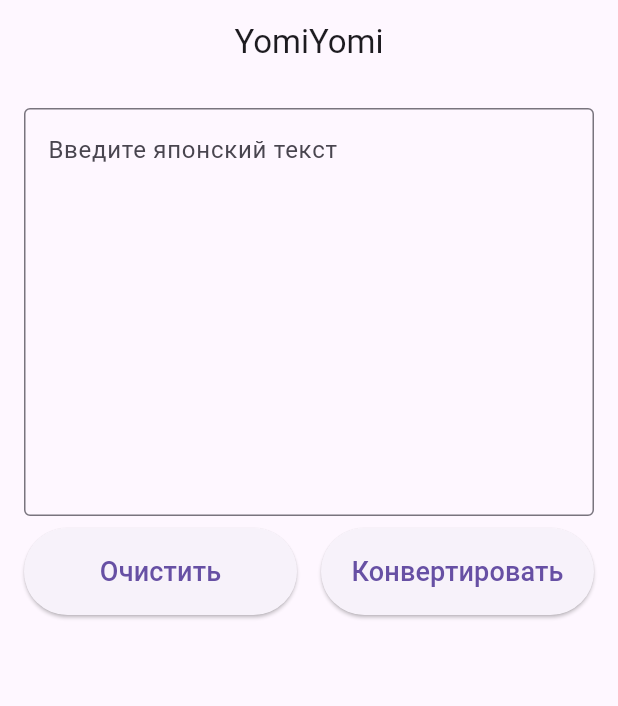
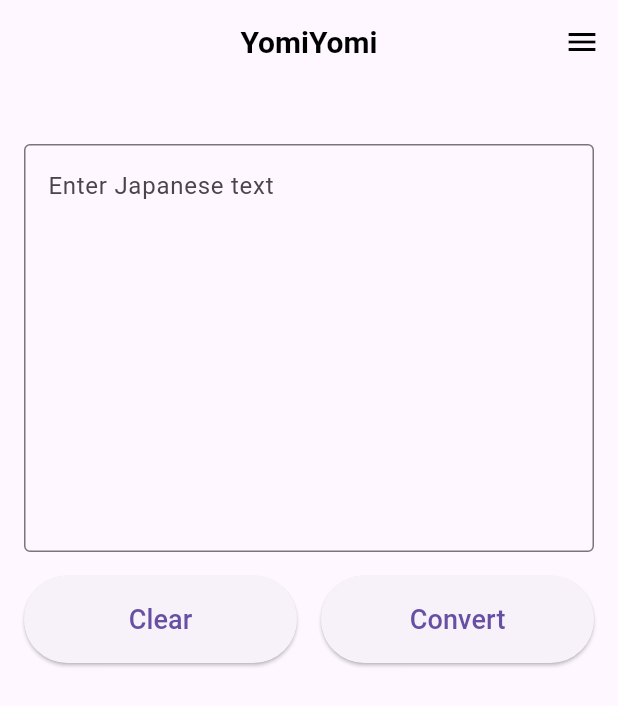
Before and after one commit to BogSergienko/YomiYomi, a Flutter app: the screen it shows after launch, on a phone screen of 412 x 824 dp. Shown: the top 706 px of the screen. Run offline on Flutter 3.47's test engine with Material 3 defaults, Android fonts, the phone set to English and light mode, and no system bars; our stand-ins replace permission_handler, shared_preferences, sqflite; missing offline and left inert: flutter_inappwebview; accounts and stored records are empty.

Commit message:
Add settings menu with language selection and translation toggles, localize SettingsSheet, lock dark theme, and fix HomeScreen UI

```diff
--- /dev/null
+++ b/lib/l10n/translations.dart
@@ -0,0 +1,44 @@
+class Translations {
+  static const Map<String, Map<String, String>> _translations = {
+    'en': {
+      'app_title': 'YomiYomi',
+      'clear_button': 'Clear',
+      'convert_button': 'Convert',
+      'text_field_label': 'Enter Japanese text',
+      'settings_title': 'Settings',
+      'dark_theme': 'Dark Theme',
+      'tokenization_mode': 'Tokenization Mode (coming soon)',
+      'language': 'Language',
+      'english_translations': 'English Translations',
+      'russian_translations': 'Russian Translations',
+    },
+    'ru': {
+      'app_title': 'YomiYomi',
+      'clear_button': 'Очистить',
+      'convert_button': 'Конвертировать',
+      'text_field_label': 'Введите японский текст',
+      'settings_title': 'Настройки',
+      'dark_theme': 'Тёмная тема',
+      'tokenization_mode': 'Режим токенизации (скоро)',
+      'language': 'Язык',
+      'english_translations': 'Английские переводы',
+      'russian_translations': 'Русские переводы',
+    },
+    'ja': {
+      'app_title': 'YomiYomi',
+      'clear_button': 'クリア',
+      'convert_button': '変換',
+      'text_field_label': '日本語テキストを入力',
+      'settings_title': '設定',
+      'dark_theme': 'ダークテーマ',
+      'tokenization_mode': 'トークナイゼーションモード（近日公開）',
+      'language': '言語',
+      'english_translations': '英語翻訳',
+      'russian_translations': 'ロシア語翻訳',
+    },
+  };
+
+  static String get(String key, String language) {
+    return _translations[language]?[key] ?? _translations['en']![key]!;
+  }
+}
--- a/lib/main.dart
+++ b/lib/main.dart
@@ -1,10 +1,12 @@
 import 'package:flutter/material.dart';
 import 'package:permission_handler/permission_handler.dart';
+import 'package:shared_preferences/shared_preferences.dart';
 import 'furigana_screen.dart';
+import 'settings_sheet.dart';
+import 'l10n/translations.dart';
 
 void main() async {
   WidgetsFlutterBinding.ensureInitialized();
-  // Запрашиваем разрешение
   await _requestStoragePermission();
   runApp(const MyApp());
 }
@@ -31,6 +33,15 @@
         textTheme: const TextTheme(
           bodyMedium: TextStyle(fontSize: 16),
         ),
+        appBarTheme: const AppBarTheme(
+          backgroundColor: Colors.transparent,
+          elevation: 0,
+          titleTextStyle: TextStyle(
+            color: Colors.black,
+            fontSize: 20,
+            fontWeight: FontWeight.bold,
+          ),
+        ),
       ),
       home: const HomeScreen(),
     );
@@ -46,35 +57,56 @@
 
 class _HomeScreenState extends State<HomeScreen> {
   final TextEditingController _controller = TextEditingController();
+  String _uiLanguage = 'en';
+
+  @override
+  void initState() {
+    super.initState();
+    _loadSettings();
+  }
+
+  Future<void> _loadSettings() async {
+    final prefs = await SharedPreferences.getInstance();
+    setState(() {
+      _uiLanguage = prefs.getString('ui_language') ?? 'en';
+    });
+  }
 
   @override
   Widget build(BuildContext context) {
     return SafeArea(
-      bottom: true, // Защита от навигационной панели
+      bottom: true,
+      top: false,
       child: Scaffold(
+        extendBodyBehindAppBar: true,
         appBar: AppBar(
-          title: const Text('YomiYomi'),
+          title: Text(Translations.get('app_title', _uiLanguage)),
           centerTitle: true,
+          actions: [
+            IconButton(
+              icon: const Icon(Icons.menu, color: Colors.black),
+              onPressed: () => showSettingsSheet(context),
+            ),
+          ],
         ),
         body: Padding(
           padding: const EdgeInsets.all(16.0),
           child: Column(
             crossAxisAlignment: CrossAxisAlignment.stretch,
             children: [
-              // Поле ввода текста
+              const SizedBox(height: 80.0), // Отступ сверху для TextField
               TextField(
                 controller: _controller,
                 maxLines: 10,
                 minLines: 10,
                 textAlignVertical: TextAlignVertical.top,
-                decoration: const InputDecoration(
-                  labelText: 'Введите японский текст',
-                  border: OutlineInputBorder(),
+                decoration: InputDecoration(
+                  labelText: Translations.get('text_field_label', _uiLanguage),
+                  border: const OutlineInputBorder(),
                   alignLabelWithHint: true,
                 ),
               ),
-              const SizedBox(height: 8.0),
-              // Кнопки под полем
+              const SizedBox(height: 16.0),
               Row(
                 children: [
                   Expanded(
@@ -85,7 +117,10 @@
                       style: ElevatedButton.styleFrom(
                         padding: const EdgeInsets.symmetric(vertical: 16),
                       ),
-                      child: const Text('Очистить', style: TextStyle(fontSize: 18)),
+                      child: Text(
+                        Translations.get('clear_button', _uiLanguage),
+                        style: const TextStyle(fontSize: 18),
+                      ),
                     ),
                   ),
                   const SizedBox(width: 16),
@@ -107,12 +142,15 @@
                       style: ElevatedButton.styleFrom(
                         padding: const EdgeInsets.symmetric(vertical: 16),
                       ),
-                      child: const Text('Конвертировать', style: TextStyle(fontSize: 18)),
+                      child: Text(
+                        Translations.get('convert_button', _uiLanguage),
+                        style: const TextStyle(fontSize: 18),
+                      ),
                     ),
                   ),
                 ],
               ),
-              const Spacer(), // Заполняет пространство
+              const Spacer(),
             ],
           ),
         ),
--- a/pubspec.yaml
+++ b/pubspec.yaml
@@ -38,6 +38,7 @@
   permission_handler: ^11.3.1
   ffi: ^2.1.3
   shared_preferences: ^2.2.0
+  provider: ^6.1.2
 
 
 
```
Also changed, not shown: lib/settings_sheet.dart (added, +171 -0 lines).
